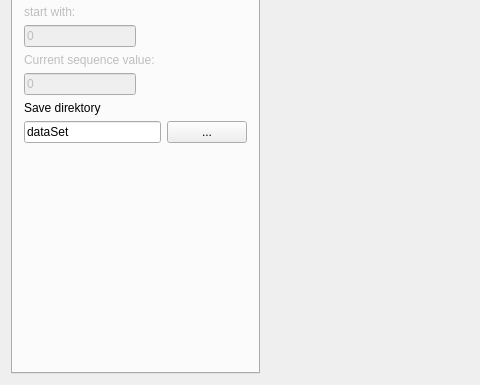
The window that QtWidgetForMarkingImage/ui/QtWidgetForMarkingImage.ui (Fullback22/QtWidgetForMarkingImage) describes before a commit, drawn with Qt 5; both pictures show x 0 to 480 and y 175 to 560 of the 932 by 560 pixel window.
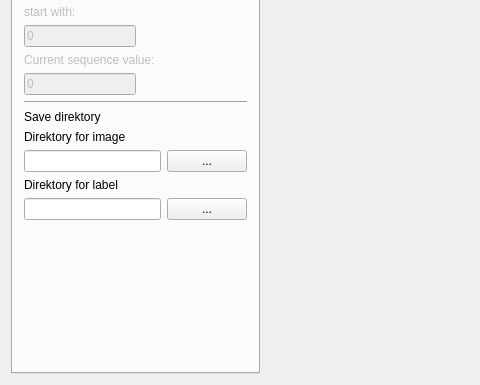
The same window after the commit. The open tabs and pages were chosen to show the change. Custom widgets are drawn as their Qt base class.

Commit message: add directory for labels

What changed in the file:
```diff
--- a/QtWidgetForMarkingImage/ui/QtWidgetForMarkingImage.ui
+++ b/QtWidgetForMarkingImage/ui/QtWidgetForMarkingImage.ui
@@ -499,6 +499,13 @@
          </item>
         </layout>
        </item>
+       <item>
+        <widget class="Line" name="line">
+         <property name="orientation">
+          <enum>Qt::Horizontal</enum>
+         </property>
+        </widget>
+       </item>
        <item>
         <widget class="QLabel" name="label_4">
          <property name="text">
@@ -506,17 +513,45 @@
          </property>
         </widget>
        </item>
+       <item>
+        <widget class="QLabel" name="label_3">
+         <property name="text">
+          <string>Direktory for image</string>
+         </property>
+        </widget>
+       </item>
        <item>
         <layout class="QHBoxLayout" name="horizontalLayout_13" stretch="8,1">
          <item>
           <widget class="QLineEdit" name="LE_saveDirectory">
            <property name="text">
-            <string>dataSet</string>
+            <string/>
            </property>
           </widget>
          </item>
          <item>
-          <widget class="QPushButton" name="PB_setSaveDirectory">
+          <widget class="QPushButton" name="pb_setSaveDirectoryForImage">
+           <property name="text">
+            <string>...</string>
+           </property>
+          </widget>
+         </item>
+        </layout>
+       </item>
+       <item>
+        <widget class="QLabel" name="label_2">
+         <property name="text">
+          <string>Direktory for label</string>
+         </property>
+        </widget>
+       </item>
+       <item>
+        <layout class="QHBoxLayout" name="horizontalLayout_12">
+         <item>
+          <widget class="QLineEdit" name="le_saveDirectoryLabel"/>
+         </item>
+         <item>
+          <widget class="QPushButton" name="pb_setSaveDirectoryForLabel">
            <property name="text">
             <string>...</string>
            </property>
```
Left out of the diff: 4 changed lines with no effect on the pictures. The commit also changes 3 other files.
